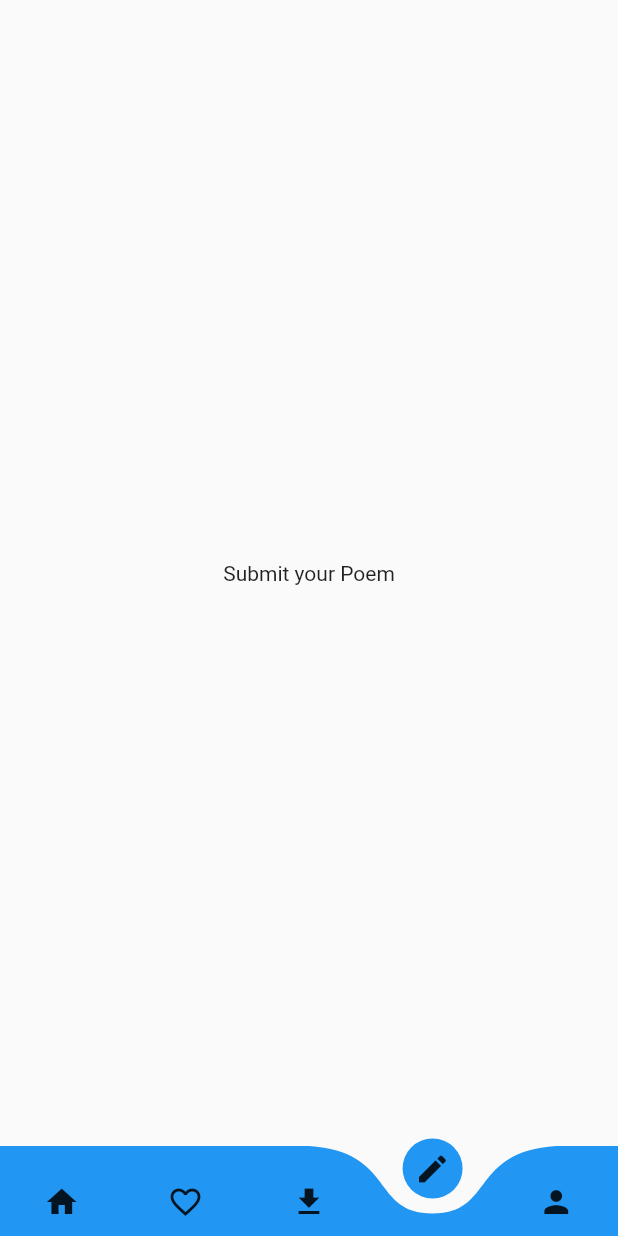
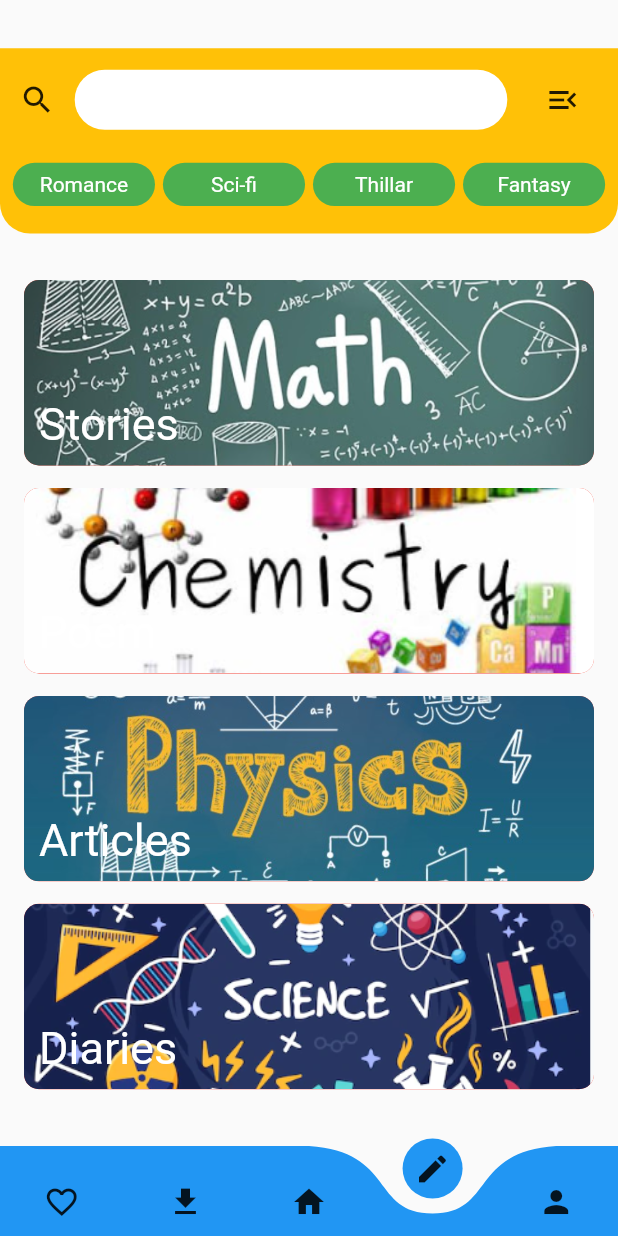
Before and after one commit to Dipesh905/openbooks-flutter, a Flutter app: the MainScreen screen opened directly, item 4 of the bottom bar chosen, on a phone screen of 412 x 824 dp. Run offline on Flutter 3.47's test engine with Material 2 defaults, Android fonts, the phone set to English and light mode, and no system bars; drawn by our look-alikes of curved_navigation_bar; our stand-ins replace firebase_auth, firebase_core, font_awesome_flutter, google_sign_in; missing offline and left inert: flutter_facebook_auth, twitter_login; accounts and stored records are empty.

Commit message:
categories screen added

```diff
--- a/lib/main.dart
+++ b/lib/main.dart
@@ -1,6 +1,6 @@
 import 'package:firebase_core/firebase_core.dart';
 import 'package:flutter/material.dart';
-import 'package:openbooks/screens/splash_screen_two.dart';
+import 'package:openbooks/screens/main_screen.dart';
 
 void main() async {
   WidgetsFlutterBinding.ensureInitialized();
@@ -26,6 +26,6 @@ class CheckLoginScreen extends StatefulWidget {
 class _CheckLoginScreenState extends State<CheckLoginScreen> {
   @override
   Widget build(BuildContext context) {
-    return const SecondSplashScreen();
+    return const MainScreen();
   }
 }
--- /dev/null
+++ b/lib/screens/categories_screen.dart
@@ -0,0 +1,106 @@
+import 'package:flutter/material.dart';
+import 'package:openbooks/widgets/categories_list_widget.dart';
+import 'package:openbooks/widgets/category_button.dart';
+
+class CategoriesPage extends StatelessWidget {
+  const CategoriesPage({Key? key}) : super(key: key);
+
+  @override
+  Widget build(BuildContext context) {
+    return Scaffold(
+      body: SingleChildScrollView(
+        child: Column(
+          children: [
+            SizedBox(
+              height: MediaQuery.of(context).size.height * 0.039,
+            ),
+            Container(
+              height: MediaQuery.of(context).size.height * 0.15,
+              width: double.infinity,
+              decoration: const BoxDecoration(
+                  color: Colors.amber,
+                  borderRadius: BorderRadius.only(
+                      bottomLeft: Radius.circular(20),
+                      bottomRight: Radius.circular(20))),
+              child: Column(
+                mainAxisAlignment: MainAxisAlignment.center,
+                children: [
+                  Row(
+                    mainAxisAlignment: MainAxisAlignment.spaceEvenly,
+                    children: [
+                      const Icon(Icons.search),
+                      Container(
+                        width: MediaQuery.of(context).size.width * 0.7,
+                        height: 40,
+                        decoration: BoxDecoration(
+                            color: Colors.white,
+                            borderRadius: BorderRadius.circular(20)),
+                        child: TextFormField(
+                          decoration:
+                              const InputDecoration(border: InputBorder.none),
+                        ),
+                      ),
+                      IconButton(
+                          onPressed: () {}, icon: const Icon(Icons.menu_open))
+                    ],
+                  ),
+                  const SizedBox(
+                    height: 10,
+                  ),
+                  Padding(
+                    padding: const EdgeInsets.all(8.0),
+                    child: Row(
+                      mainAxisAlignment: MainAxisAlignment.spaceAround,
+                      children: const [
+                        CategoryButton(title: 'Romance'),
+                        SizedBox(
+                          width: 3,
+                        ),
+                        CategoryButton(title: 'Sci-fi'),
+                        SizedBox(
+                          width: 3,
+                        ),
+                        CategoryButton(title: 'Thillar'),
+                        SizedBox(
+                          width: 3,
+                        ),
+                        CategoryButton(title: 'Fantasy'),
+                      ],
+                    ),
+                  ),
+                ],
+              ),
+            ),
+            Padding(
+              padding: const EdgeInsets.all(16),
+              child: Column(
+                children: const [
+                  SizedBox(
+                    height: 15,
+                  ),
+                  CategoriesListWidget(
+                      title: 'Stories', image: 'assets/math.PNG'),
+                  SizedBox(
+                    height: 15,
+                  ),
+                  CategoriesListWidget(
+                      title: 'Poem', image: 'assets/chemistry.PNG'),
+                  SizedBox(
+                    height: 15,
+                  ),
+                  CategoriesListWidget(
+                      title: 'Articles', image: 'assets/physics.PNG'),
+                  SizedBox(
+                    height: 15,
+                  ),
+                  CategoriesListWidget(
+                      title: 'Diaries', image: 'assets/science.PNG')
+                ],
+              ),
+            )
+          ],
+        ),
+      ),
+    );
+  }
+}
--- a/lib/screens/main_screen.dart
+++ b/lib/screens/main_screen.dart
@@ -1,5 +1,6 @@
 import 'package:curved_navigation_bar/curved_navigation_bar.dart';
 import 'package:flutter/material.dart';
+import 'package:openbooks/screens/categories_screen.dart';
 import 'package:openbooks/screens/home_screen.dart';
 import 'package:openbooks/screens/profile_screen.dart';
 
@@ -11,19 +12,17 @@ class MainScreen extends StatefulWidget {
 }
 
 class _MainScreenState extends State<MainScreen> {
-  int _selectedIndex = 0;
+  int _selectedIndex = 2;
 
   List tabs = const [
-    HomeScreen(),
     Center(
       child: Text("Favourite Page"),
     ),
     Center(
       child: Text("Download Page"),
     ),
-    Center(
-      child: Text("Submit your Poem"),
-    ),
+    HomeScreen(),
+    CategoriesPage(),
     ProfileScreen(),
   ];
 
@@ -44,9 +43,9 @@ class _MainScreenState extends State<MainScreen> {
           //  currentIndex: _selectedIndex,
           onTap: _onItemTap,
           items: const [
-            Icon(Icons.home),
             Icon(Icons.favorite_border),
             Icon(Icons.download),
+            Icon(Icons.home),
             Icon(Icons.edit),
             Icon(Icons.person)
 
--- /dev/null
+++ b/lib/widgets/categories_list_widget.dart
@@ -0,0 +1,36 @@
+import 'package:flutter/material.dart';
+
+class CategoriesListWidget extends StatelessWidget {
+  const CategoriesListWidget(
+      {Key? key, required this.title, required this.image})
+      : super(key: key);
+
+  final String image;
+  final String title;
+
+  @override
+  Widget build(BuildContext context) {
+    return Stack(
+      children: [
+        Container(
+          height: MediaQuery.of(context).size.height * 0.15,
+          width: double.infinity,
+          decoration: BoxDecoration(
+            borderRadius: BorderRadius.circular(10),
+            image: DecorationImage(image: AssetImage(image), fit: BoxFit.cover),
+            color: Colors.red,
+          ),
+        ),
+        Positioned(
+          bottom: 10,
+          left: 10,
+          right: 10,
+          child: Text(
+            title,
+            style: const TextStyle(fontSize: 30, color: Colors.white),
+          ),
+        ),
+      ],
+    );
+  }
+}
--- /dev/null
+++ b/lib/widgets/category_button.dart
@@ -0,0 +1,27 @@
+import 'package:flutter/material.dart';
+
+class CategoryButton extends StatelessWidget {
+  const CategoryButton({
+    Key? key,
+    required this.title,
+  }) : super(key: key);
+
+  final String title;
+  @override
+  Widget build(BuildContext context) {
+    return Container(
+      height: MediaQuery.of(context).size.height * 0.035,
+      width: MediaQuery.of(context).size.width * 0.23,
+      decoration: BoxDecoration(
+        borderRadius: BorderRadius.circular(20),
+        color: Colors.green,
+      ),
+      child: Center(
+        child: Text(
+          title,
+          style: const TextStyle(color: Colors.white),
+        ),
+      ),
+    );
+  }
+}
```
